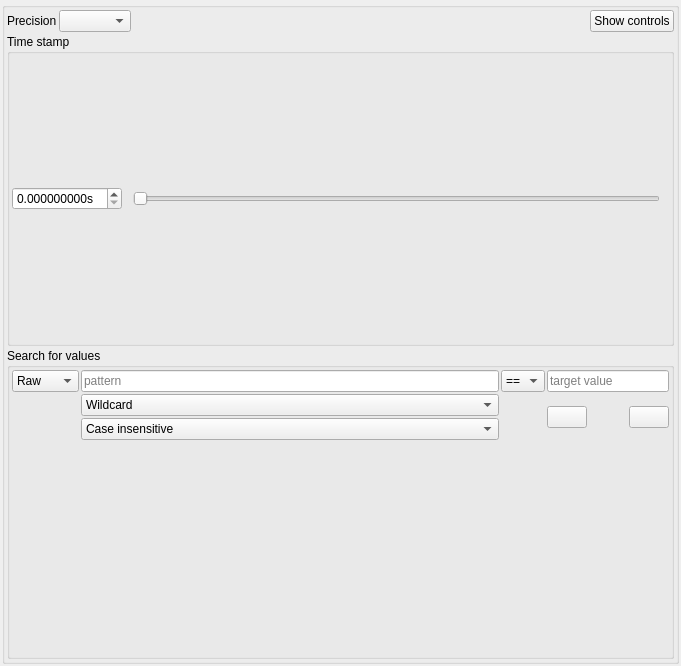
Before: the Qt Designer form src/asammdf/gui/ui/numeric_offline.ui in danielhrisca/asammdf, drawn with Qt 5.
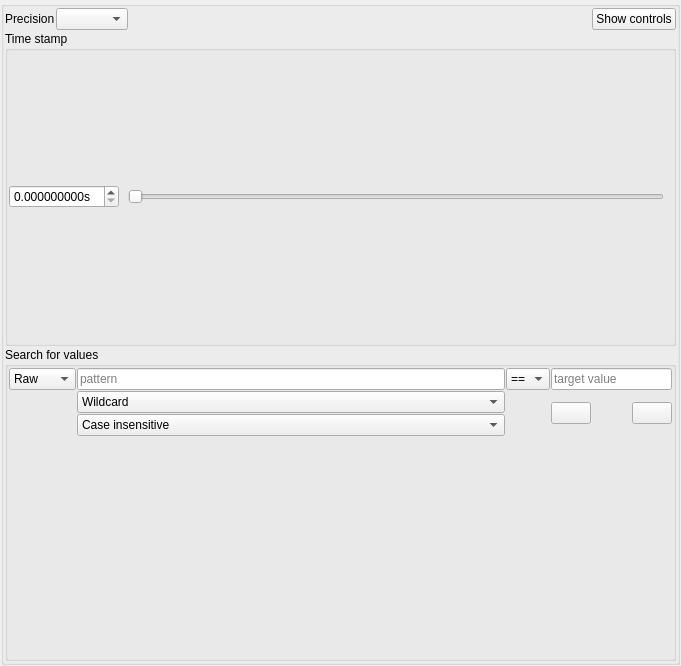
After: the same form once the commit is applied. Icons and pictures are not drawn.

The edit to the form file:
```diff
--- a/src/asammdf/gui/ui/numeric_offline.ui
+++ b/src/asammdf/gui/ui/numeric_offline.ui
@@ -15,19 +15,19 @@
   </property>
   <layout class="QVBoxLayout" name="main_layout">
    <property name="spacing">
-  <number>2</number>
+  <number>1</number>
 </property>
    <property name="leftMargin">
-  <number>2</number>
+  <number>1</number>
 </property>
    <property name="topMargin">
-  <number>2</number>
+  <number>1</number>
 </property>
    <property name="rightMargin">
-  <number>2</number>
+  <number>1</number>
 </property>
    <property name="bottomMargin">
-  <number>2</number>
+  <number>1</number>
 </property>
    <item>
     <widget class="QGroupBox" name="controls">
@@ -39,24 +39,24 @@
      </property>
      <layout class="QVBoxLayout" name="verticalLayout">
       <property name="spacing">
-  <number>2</number>
+  <number>1</number>
 </property>
       <property name="leftMargin">
-  <number>2</number>
+  <number>1</number>
 </property>
       <property name="topMargin">
-  <number>2</number>
+  <number>1</number>
 </property>
       <property name="rightMargin">
-  <number>2</number>
+  <number>1</number>
 </property>
       <property name="bottomMargin">
-  <number>2</number>
+  <number>1</number>
 </property>
       <item>
        <layout class="QGridLayout" name="gridLayout_2" columnstretch="0,0,1,0">
         <property name="spacing">
-  <number>2</number>
+  <number>1</number>
 </property>
         <item row="0" column="3">
          <widget class="QPushButton" name="toggle_controls_btn">
@@ -101,24 +101,24 @@
         </property>
         <layout class="QHBoxLayout" name="horizontalLayout_2">
          <property name="spacing">
-  <number>2</number>
+  <number>1</number>
 </property>
          <property name="leftMargin">
-  <number>2</number>
+  <number>1</number>
 </property>
          <property name="topMargin">
-  <number>2</number>
+  <number>1</number>
 </property>
          <property name="rightMargin">
-  <number>2</number>
+  <number>1</number>
 </property>
          <property name="bottomMargin">
-  <number>2</number>
+  <number>1</number>
 </property>
          <item>
           <layout class="QHBoxLayout" name="horizontalLayout" stretch="0,0,1,0">
            <property name="spacing">
-  <number>2</number>
+  <number>1</number>
 </property>
            <item>
             <widget class="QDoubleSpinBox" name="timestamp">
@@ -181,19 +181,19 @@
         </property>
         <layout class="QGridLayout" name="gridLayout" columnstretch="0,1,0,0">
          <property name="leftMargin">
-  <number>2</number>
+  <number>1</number>
 </property>
          <property name="topMargin">
-  <number>2</number>
+  <number>1</number>
 </property>
          <property name="rightMargin">
-  <number>2</number>
+  <number>1</number>
 </property>
          <property name="bottomMargin">
-  <number>2</number>
+  <number>1</number>
 </property>
          <property name="spacing">
-  <number>2</number>
+  <number>1</number>
 </property>
          <item row="0" column="1">
           <widget class="QLineEdit" name="pattern_match">
@@ -288,7 +288,7 @@
          <item row="1" column="3" rowspan="2">
           <layout class="QHBoxLayout" name="horizontalLayout_3">
            <property name="spacing">
-  <number>2</number>
+  <number>1</number>
 </property>
            <item>
             <widget class="QPushButton" name="backward">
```
